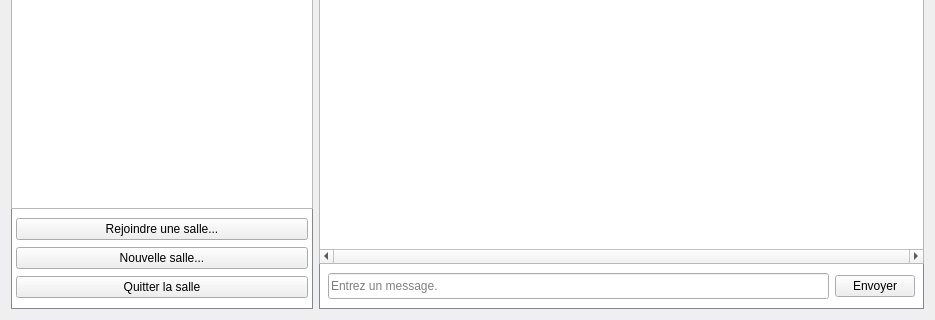
Before: the Qt Designer form Chat/viewChat.ui in edri/ProjetChat2015, drawn with Qt 5; both pictures show x 0 to 935 and y 265 to 585 of the 935 by 585 pixel window.
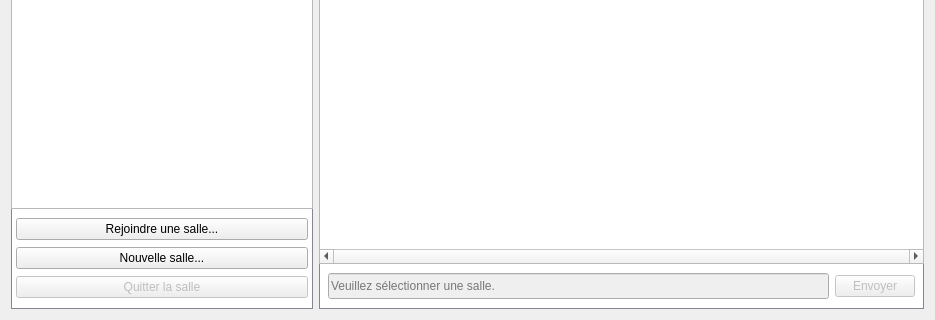
After: the same form once the commit is applied. Icons and pictures are not drawn.

The edit to the form file:
```diff
--- a/Chat/viewChat.ui
+++ b/Chat/viewChat.ui
@@ -575,6 +575,9 @@
              </item>
              <item>
               <widget class="QPushButton" name="btn_leaveRoom">
+               <property name="enabled">
+                <bool>false</bool>
+               </property>
                <property name="sizePolicy">
                 <sizepolicy hsizetype="Expanding" vsizetype="Fixed">
                  <horstretch>0</horstretch>
@@ -684,6 +687,9 @@
              </property>
              <item>
               <widget class="QLineEdit" name="ldt_message">
+               <property name="enabled">
+                <bool>false</bool>
+               </property>
                <property name="minimumSize">
                 <size>
                  <width>0</width>
@@ -700,12 +706,15 @@
                 <bool>true</bool>
                </property>
                <property name="placeholderText">
-                <string>Entrez un message.</string>
+                <string>Veuillez sélectionner une salle.</string>
                </property>
               </widget>
              </item>
              <item>
               <widget class="QPushButton" name="btn_send">
+               <property name="enabled">
+                <bool>false</bool>
+               </property>
                <property name="text">
                 <string>Envoyer</string>
                </property>
```
